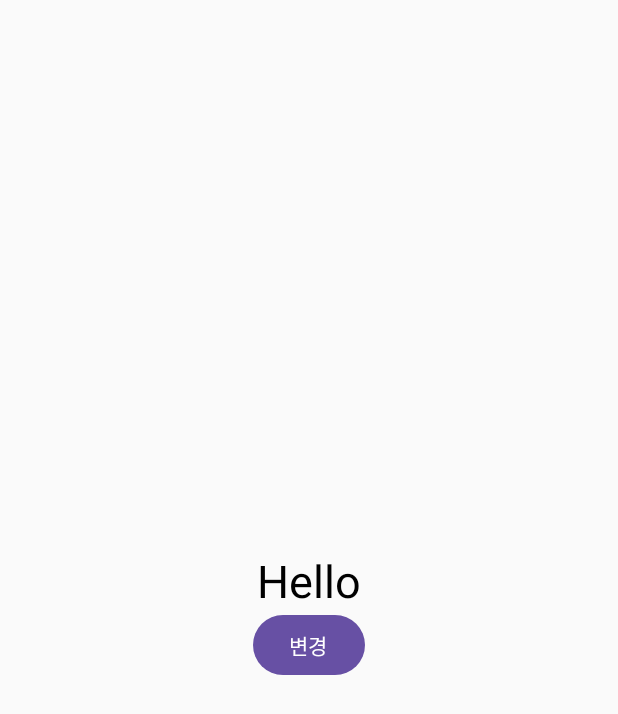
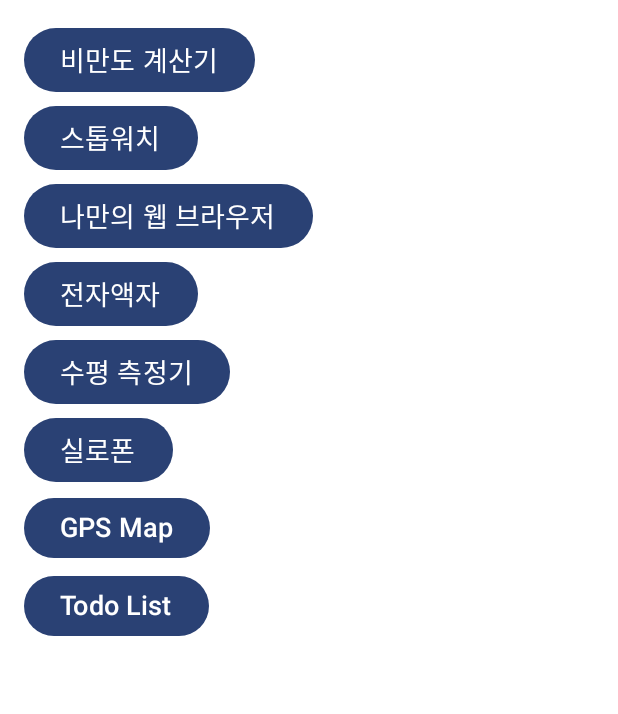
Before and after one commit to dodragon/Compose, an Android app built with Jetpack Compose: the screen it shows after launch (VmExamActivity before the commit, MainActivity after it), on a phone screen of 412 x 824 dp. Shown: the top 714 px of the screen. Run offline under Robolectric (Android 15) with nearby library versions, the phone set to English and light mode, and no system bars.

Commit message:
Compose Learning - 메인 리스트 설정 - 비만도 계산기 준비

```diff
--- a/app/src/main/java/com/example/compose/MainActivity.kt
+++ b/app/src/main/java/com/example/compose/MainActivity.kt
@@ -2,45 +2,52 @@ package com.example.compose
 
 import android.content.Intent
 import android.os.Bundle
-import android.widget.Space
 import android.widget.Toast
 import androidx.activity.compose.setContent
-import androidx.compose.foundation.background
 import androidx.compose.foundation.layout.Arrangement
-import androidx.compose.foundation.layout.Column
-import androidx.compose.foundation.layout.Row
-import androidx.compose.foundation.layout.Spacer
+import androidx.compose.foundation.layout.PaddingValues
 import androidx.compose.foundation.layout.fillMaxSize
-import androidx.compose.foundation.layout.padding
-import androidx.compose.foundation.layout.width
+import androidx.compose.foundation.layout.fillMaxWidth
+import androidx.compose.foundation.lazy.LazyColumn
+import androidx.compose.material3.Button
 import androidx.compose.material3.Surface
 import androidx.compose.material3.Text
 import androidx.compose.runtime.Composable
-import androidx.compose.ui.Alignment
 import androidx.compose.ui.Modifier
 import androidx.compose.ui.graphics.Color
 import androidx.compose.ui.tooling.preview.Preview
 import androidx.compose.ui.unit.dp
+import androidx.compose.ui.unit.sp
 import com.example.compose.base.BaseActivity
-import com.example.compose.exam.LazyColumnActivity
-import com.example.compose.exam.NavigationActivity
-import com.example.compose.exam.TextFieldActivity
-import com.example.compose.exam.ViewsActivity
-import com.example.compose.exam.VmExamActivity
+import com.example.compose.feature.ObesityCalculateActivity
 import com.example.compose.ui.theme.ComposeTheme
 
 class MainActivity : BaseActivity() {
 
     private var backPressedTime: Long = 0
 
+    private val itemList = listOf(
+        "비만도 계산기",
+        "스톱워치",
+        "나만의 웹 브라우저",
+        "전자액자",
+        "수평 측정기",
+        "실로폰",
+        "GPS Map",
+        "Todo List"
+    )
+
+    private val activityList = listOf(
+        ObesityCalculateActivity::class.java,
+    )
+
     override fun onCreate(savedInstanceState: Bundle?) {
         super.onCreate(savedInstanceState)
-        startActivity(Intent(this, VmExamActivity::class.java))
 
         setContent {
             ComposeTheme {
                 Surface(
-                    //modifier = Modifier.fillMaxSize(),
+                    modifier = Modifier.fillMaxSize(),
                     color = Color.White
                 ) {
                     ResultView()
@@ -51,29 +58,30 @@ class MainActivity : BaseActivity() {
 
     @Composable
     override fun ResultView() {
-        Column(
-            modifier = Modifier
-                .fillMaxSize()
-                .background(color = Color.Blue)
-                .padding(16.dp),
-            horizontalAlignment = Alignment.CenterHorizontally,
-            verticalArrangement = Arrangement.SpaceBetween
+        LazyColumn(
+            modifier = Modifier.fillMaxWidth(),
+            contentPadding = PaddingValues(16.dp),
+            verticalArrangement = Arrangement.spacedBy(4.dp)
         ) {
-            Text(text = "Hello What")
-            Text(text = "Hello Who")
+            items(itemList.size) { i ->
+                Button(
+                    onClick = {
+                        if(i < activityList.size) {
+                            startActivity(Intent(this@MainActivity, activityList[i]))
+                        }
+                    }
+                ) {
+                    Text(
+                        text = itemList[i],
+                        fontSize = 18.sp
+                    )
+                }
+            }
         }
     }
 
     override fun onBack() {
-        if(System.currentTimeMillis() - backPressedTime < 2000) {
-            backPressedTime = System.currentTimeMillis()
-            Toast.makeText(this, getString(R.string.main_back_toast), Toast.LENGTH_SHORT).show()
-            return
-        }
-
-        if(System.currentTimeMillis() <= backPressedTime + 2000) {
-            finish()
-        }
+        finishAffinity()
     }
 
     @Preview(showBackground = true)
--- a/app/src/main/res/values/strings.xml
+++ b/app/src/main/res/values/strings.xml
@@ -8,4 +8,7 @@
     <string name="title_activity_text_field">TextFieldActivity</string>
     <string name="title_activity_navigation">NavigationActivity</string>
     <string name="title_activity_vm_exam">VmExamActivity</string>
+    <string name="title_activity_state">StateActivity</string>
+    <string name="title_activity_obesity_calculer">ObesityCalculerActivity</string>
+    <string name="title_activity_obesity_calculate">ObesityCalculateActivity</string>
 </resources>
```
Also changed, not shown: app/src/main/AndroidManifest.xml (+13 -8 lines), app/src/main/java/com/example/compose/StateActivity.kt (added, +68 -0 lines), app/src/main/java/com/example/compose/feature/ObesityCalculateActivity.kt (added, +41 -0 lines).
